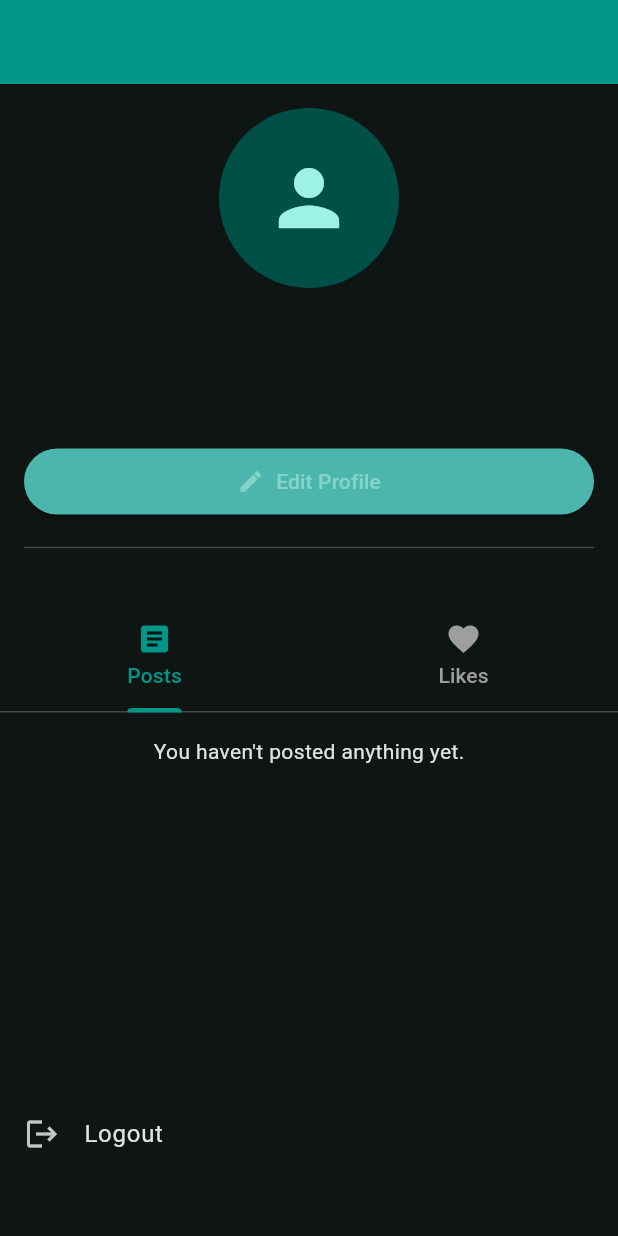
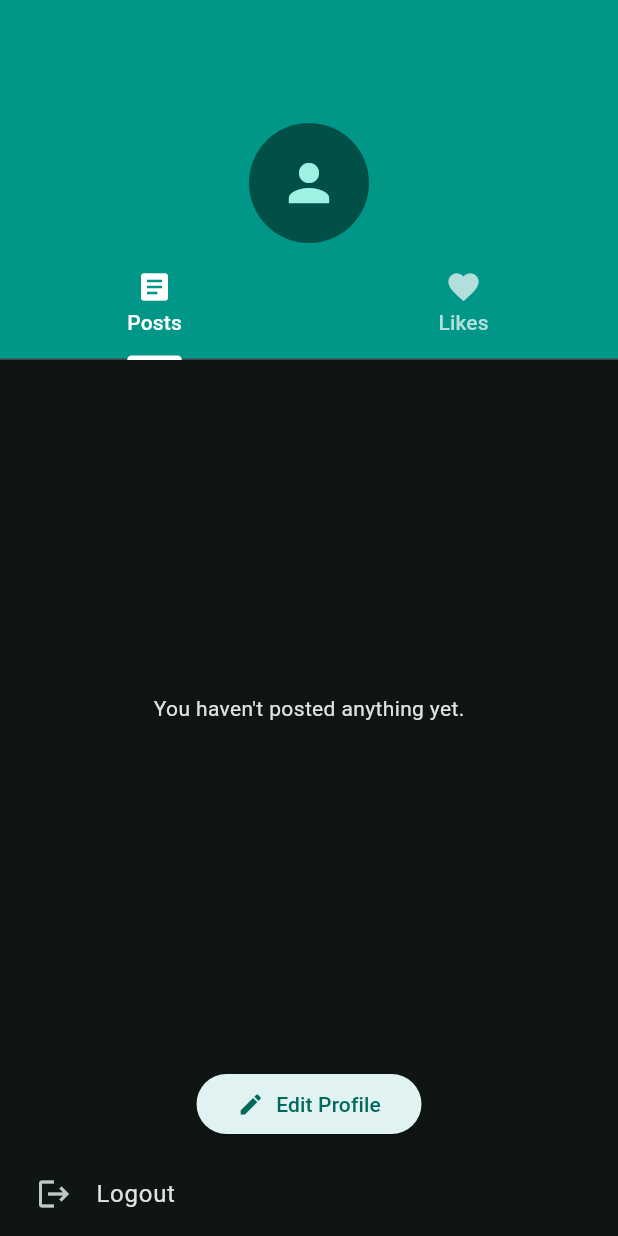
Before and after one commit to apjakilan/flutter_app, a Flutter app: the ProfilePage screen opened directly, on a phone screen of 412 x 824 dp. Run offline on Flutter 3.47's test engine with Material 3 defaults, Android fonts, the light colour scheme and no system bars; our stand-ins replace file_picker, go_router, google_maps_flutter, image_picker, supabase_flutter; accounts and stored records are empty.

Commit message:
profile changes

```diff
--- a/lib/views/pages/profile_page.dart
+++ b/lib/views/pages/profile_page.dart
@@ -2,10 +2,6 @@ import 'package:flutter/material.dart';
 import 'package:flutter_app/views/pages/edit_profile_page.dart';
 import 'package:supabase_flutter/supabase_flutter.dart';
 
-// Import the new shared post list widget (assuming you create one)
-// For now, we'll keep the logic in the main page.
-
-// Extend DefaultTabController to manage the tabs
 class ProfilePage extends StatefulWidget {
   const ProfilePage({super.key});
 
@@ -13,7 +9,6 @@ class ProfilePage extends StatefulWidget {
   State<ProfilePage> createState() => _ProfilePageState();
 }
 
-// Add SingleTickerProviderStateMixin for the TabController
 class _ProfilePageState extends State<ProfilePage> with SingleTickerProviderStateMixin {
   final supabase = Supabase.instance.client;
   final title = 'Profile Page';
@@ -24,15 +19,15 @@ class _ProfilePageState extends State<ProfilePage> with SingleTickerProviderStat
   bool isLoading = true;
 
   Future<List<Map<String, dynamic>>>? _userPostsFuture;
-  Future<List<Map<String, dynamic>>>? _likedPostsFuture; // 💡 NEW: Future for liked posts
+  Future<List<Map<String, dynamic>>>? _likedPostsFuture;
   String? currentUserId;
 
-  late TabController _tabController; // 💡 NEW: Tab controller
+  late TabController _tabController;
 
   @override
   void initState() {
     super.initState();
-    _tabController = TabController(length: 2, vsync: this); // Initialize with 2 tabs
+    _tabController = TabController(length: 2, vsync: this);
     _loadProfileAndPosts();
   }
 
@@ -42,21 +37,17 @@ class _ProfilePageState extends State<ProfilePage> with SingleTickerProviderStat
     super.dispose();
   }
 
-  // Combines loading the profile and refreshing both post types
   Future<void> _loadProfileAndPosts() async {
     if (!mounted) return;
-
     await _loadProfile();
-
     if (mounted) {
       setState(() {
         _userPostsFuture = _fetchUserPosts();
-        _likedPostsFuture = _fetchLikedPosts(); // 💡 NEW: Refresh liked posts
+        _likedPostsFuture = _fetchLikedPosts();
       });
     }
   }
 
-  // --- Profile Loading (No Change) ---
   Future<void> _loadProfile() async {
     try {
       final user = supabase.auth.currentUser;
@@ -87,7 +78,6 @@ class _ProfilePageState extends State<ProfilePage> with SingleTickerProviderStat
     }
   }
 
-  // --- Posts Loading (No Change) ---
   Future<List<Map<String, dynamic>>> _fetchUserPosts() async {
     final userId = currentUserId ?? supabase.auth.currentUser?.id;
     if (userId == null) return [];
@@ -108,24 +98,19 @@ class _ProfilePageState extends State<ProfilePage> with SingleTickerProviderStat
     }
   }
 
-  // --- 💡 NEW: Liked Posts Loading ---
   Future<List<Map<String, dynamic>>> _fetchLikedPosts() async {
     final userId = currentUserId ?? supabase.auth.currentUser?.id;
     if (userId == null) return [];
 
     try {
-      // 1. Select the post IDs from the 'likes' table that belong to the current user
-      // 2. Join it with the 'posts' table to get the full post data
       final likedPosts = await supabase
           .from('likes')
-          .select('posts!inner(*)') // 💡 IMPORTANT: Join on posts table
+          .select('posts!inner(*)')
           .eq('user_id', userId)
           .order('created_at', ascending: false);
 
       if (!mounted) return [];
 
-      // The result is an array of maps like: [{posts: {...post_data...}}, ...]
-      // We need to extract the actual post data from the nested 'posts' key.
       return likedPosts.map<Map<String, dynamic>>((likeEntry) {
         return likeEntry['posts'] as Map<String, dynamic>;
       }).toList();
@@ -140,7 +125,6 @@ class _ProfilePageState extends State<ProfilePage> with SingleTickerProviderStat
     await supabase.auth.signOut();
   }
 
-  // --- Widget for a Single Post Card (No Change) ---
   Widget _buildPostCard(Map<String, dynamic> post) {
     final content = post['content'] ?? '';
     final imageUrl = post['image_url'] as String?;
@@ -203,7 +187,6 @@ class _ProfilePageState extends State<ProfilePage> with SingleTickerProviderStat
     );
   }
 
-  // --- 💡 NEW: Widget to display the Future list of posts (replaces old FutureBuilder) ---
   Widget _buildPostList(Future<List<Map<String, dynamic>>>? future, String emptyMessage) {
     return FutureBuilder<List<Map<String, dynamic>>>(
       future: future,
@@ -232,10 +215,8 @@ class _ProfilePageState extends State<ProfilePage> with SingleTickerProviderStat
         }
 
         return ListView.builder(
-          // Important: Prevents a nested scrollable error
-          physics: const NeverScrollableScrollPhysics(),
-          shrinkWrap: true,
           itemCount: posts.length,
+          padding: const EdgeInsets.symmetric(horizontal: 16.0, vertical: 8),
           itemBuilder: (context, index) {
             return _buildPostCard(posts[index]);
           },
@@ -244,51 +225,118 @@ class _ProfilePageState extends State<ProfilePage> with SingleTickerProviderStat
     );
   }
 
+
   @override
   Widget build(BuildContext context) {
+    if (isLoading) {
       return Scaffold(
-      appBar: AppBar(title: Text(username ?? title), backgroundColor: Colors.teal),
-      body: isLoading
-          ? const Center(child: CircularProgressIndicator())
-          : RefreshIndicator(
-              onRefresh: _loadProfileAndPosts,
+        appBar: AppBar(title: Text(title), backgroundColor: Colors.teal),
+        body: const Center(child: CircularProgressIndicator()),
+      );
+    }
+
+    return Scaffold(
+      body: Column( // Use Column to stack the scrollable view, the edit button, and the logout area
+        children: [
+          Expanded( // The scrollable content (AppBar and TabBarView) goes here
+            child: NestedScrollView(
+              headerSliverBuilder: (context, innerBoxIsScrolled) {
+                return <Widget>[
+                  SliverAppBar(
+                    title: Text(username ?? title),
+                    backgroundColor: Colors.teal,
+                    pinned: true,
+                    floating: true,
+                    snap: true,
+                    expandedHeight: 240.0, // Reduced height
+                    forceElevated: innerBoxIsScrolled,
+
+                    flexibleSpace: FlexibleSpaceBar(
+                      centerTitle: true,
+                      background: Padding(
+                        padding: const EdgeInsets.only(top: 80.0, left: 16, right: 16),
                         child: Column(
+                          mainAxisAlignment: MainAxisAlignment.end,
                           children: [
-                  // --- 1. PROFILE HEADER SECTION (Moved to Column) ---
-                  Padding(
-                    padding: const EdgeInsets.all(16.0),
-                    child: Column(
-                      crossAxisAlignment: CrossAxisAlignment.stretch,
-                      children: [
-                        // Avatar & Username/Bio... (same as before)
+                            // Avatar
                             CircleAvatar(
-                          radius: 60,
+                              radius: 40,
                               backgroundImage: (avatarUrl != null && avatarUrl!.isNotEmpty)
                                   ? NetworkImage(avatarUrl!)
                                   : null,
                               child: (avatarUrl == null || avatarUrl!.isEmpty)
-                              ? const Icon(Icons.person, size: 60)
+                                  ? const Icon(Icons.person, size: 40)
                                   : null,
                             ),
-                        const SizedBox(height: 16),
+                            const SizedBox(height: 8),
+
+                            // Username
                             Text(
                               username ?? 'Loading...',
-                          textAlign: TextAlign.center,
                               style: const TextStyle(
-                            fontSize: 24,
+                                fontSize: 20,
                                 fontWeight: FontWeight.bold,
+                                color: Colors.white,
                               ),
                             ),
-                        const SizedBox(height: 8),
-                        Text(
+                            const SizedBox(height: 4),
+
+                            // Bio
+                            Padding(
+                              padding: const EdgeInsets.symmetric(horizontal: 16.0),
+                              child: Text(
                                 bio ?? 'No bio yet.',
                                 textAlign: TextAlign.center,
-                          style: const TextStyle(fontSize: 16, color: Colors.grey),
+                                style: const TextStyle(fontSize: 14, color: Colors.white70),
                               ),
-                        const SizedBox(height: 24),
+                            ),
+                            const SizedBox(height: 16),
+                            // Removed Edit Button from FlexibleSpaceBar
+                          ],
+                        ),
+                      ),
+                    ),
 
-                        // Edit Button
-                        ElevatedButton.icon(
+                    // TabBar is fixed to the bottom of the SliverAppBar
+                    bottom: TabBar(
+                      controller: _tabController,
+                      labelColor: Colors.white,
+                      unselectedLabelColor: Colors.teal.shade100,
+                      indicatorColor: Colors.white,
+                      tabs: const [
+                        Tab(icon: Icon(Icons.article), text: 'Posts'),
+                        Tab(icon: Icon(Icons.favorite), text: 'Likes'),
+                      ],
+                    ),
+                  ),
+                ];
+              },
+              // The body of NestedScrollView is the TabBarView
+              body: TabBarView(
+                controller: _tabController,
+                children: [
+                  // Posts Tab Content
+                  RefreshIndicator(
+                    onRefresh: _loadProfileAndPosts,
+                    child: _buildPostList(_userPostsFuture, 'You haven\'t posted anything yet.'),
+                  ),
+
+                  // Liked Posts Tab Content
+                  RefreshIndicator(
+                    onRefresh: _loadProfileAndPosts,
+                    child: _buildPostList(_likedPostsFuture, 'You haven\'t liked any posts yet.'),
+                  ),
+                ],
+              ),
+            ),
+          ),
+
+          // 💡 FIXED Edit Button Section
+          Padding(
+            padding: const EdgeInsets.symmetric(vertical: 8.0),
+            child: SizedBox(
+              width: 150,
+              child: ElevatedButton.icon(
                 onPressed: () async {
                   await Navigator.push(
                     context,
@@ -298,65 +346,32 @@ class _ProfilePageState extends State<ProfilePage> with SingleTickerProviderStat
                   );
                   await _loadProfileAndPosts();
                 },
-                          icon: const Icon(Icons.edit),
+                icon: const Icon(Icons.edit, size: 18),
                 label: const Text('Edit Profile'),
                 style: ElevatedButton.styleFrom(
-                            backgroundColor: Colors.teal.shade300,
-                            padding: const EdgeInsets.symmetric(vertical: 12),
+                  backgroundColor: Colors.teal.shade50,
+                  foregroundColor: Colors.teal.shade800,
+                  padding: const EdgeInsets.symmetric(vertical: 8),
+                ),
+              ),
             ),
           ),
 
-                        const Divider(height: 40),
-                      ],
+          // 💡 FIXED Logout Button (Moved from original bottomNavigationBar)
+          SizedBox(
+            child: SafeArea(
+              child: Padding(
+                padding: const EdgeInsets.symmetric(horizontal: 8.0),
+                child: ListTile(
+                  leading: const Icon(Icons.logout),
+                  title: const Text('Logout'),
+                  onTap: _logout,
                 ),
               ),
-
-                  // --- 2. TAB BAR ---
-                  TabBar(
-                    controller: _tabController,
-                    labelColor: Colors.teal,
-                    unselectedLabelColor: Colors.grey,
-                    indicatorColor: Colors.teal,
-                    tabs: const [
-                      Tab(icon: Icon(Icons.article), text: 'Posts'),
-                      Tab(icon: Icon(Icons.favorite), text: 'Likes'),
-                    ],
-                  ),
-
-                  // --- 3. TAB BAR VIEW (Main content) ---
-                  Expanded( // Use Expanded to give TabBarView the remaining height
-                    child: TabBarView(
-                      controller: _tabController,
-                      children: [
-                        // Posts Tab
-                        SingleChildScrollView( // Keep SingleChildScrollView for pull-to-refresh to work
-                          child: Padding(
-                            padding: const EdgeInsets.symmetric(horizontal: 16.0),
-                            child: _buildPostList(_userPostsFuture, 'You haven\'t posted anything yet.'),
-                          ),
-                        ),
-
-                        // Liked Posts Tab 💡 NEW
-                        SingleChildScrollView(
-                          child: Padding(
-                            padding: const EdgeInsets.symmetric(horizontal: 16.0),
-                            child: _buildPostList(_likedPostsFuture, 'You haven\'t liked any posts yet.'),
             ),
           ),
         ],
       ),
-                  ),
-
-                  // Logout option (moved outside of the scrollable area if you want it sticky)
-                  ListTile(
-                    leading: const Icon(Icons.logout),
-                    title: const Text('Logout'),
-                    onTap: _logout,
-                  ),
-                  const SizedBox(height: 40),
-                ],
-              ),
-            ),
     );
   }
 }
```
Also changed, not shown: lib/views/pages/guest_profile_page.dart (+102 -76 lines). Lines whose indentation alone changed are shown as unchanged.
